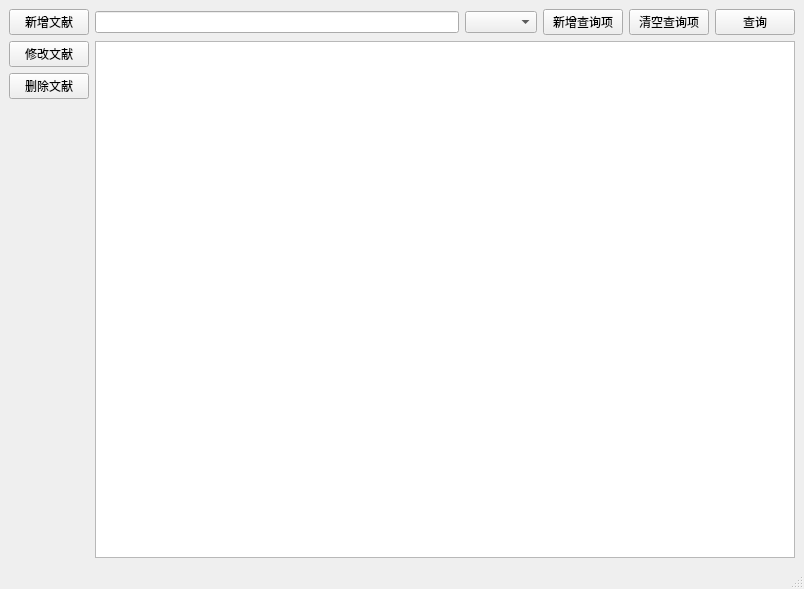
Above: UI/MainWindow.ui from cjhKA/DocumentManager before the change. Below: the same form after it.
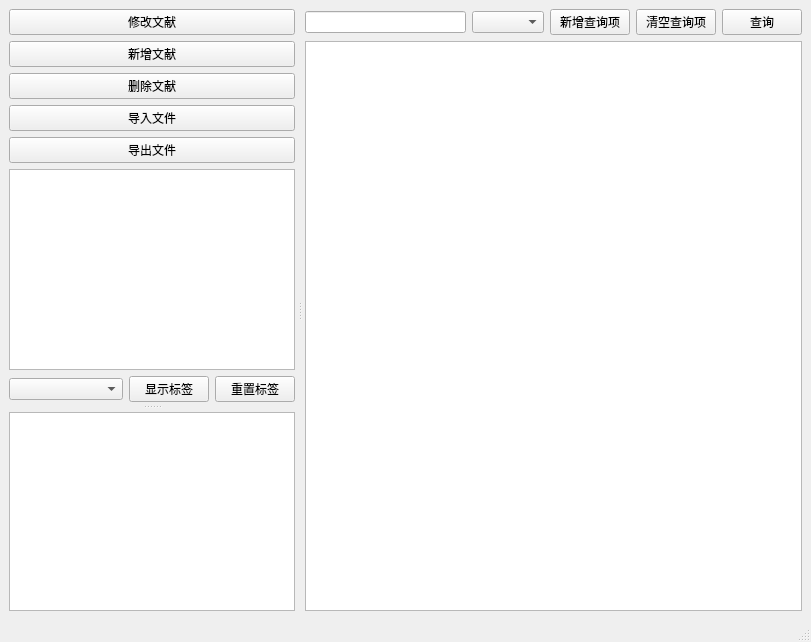
That is the form after the change.

Commit message: 添加label选取排序功能，修复导入bug

Patch:
```diff
--- a/UI/MainWindow.ui
+++ b/UI/MainWindow.ui
@@ -6,56 +6,129 @@
    <rect>
     <x>0</x>
     <y>0</y>
-    <width>804</width>
-    <height>589</height>
+    <width>811</width>
+    <height>642</height>
    </rect>
   </property>
   <property name="windowTitle">
    <string>MainWindow</string>
   </property>
   <widget class="QWidget" name="centralwidget">
-   <layout class="QHBoxLayout" name="horizontalLayout_3">
+   <layout class="QHBoxLayout" name="horizontalLayout_9">
     <item>
-     <layout class="QHBoxLayout" name="horizontalLayout">
-      <item>
-       <layout class="QVBoxLayout" name="verticalLayout">
+     <widget class="QSplitter" name="splitter_2">
+      <property name="orientation">
+       <enum>Qt::Horizontal</enum>
+      </property>
+      <property name="handleWidth">
+       <number>10</number>
+      </property>
+      <widget class="QWidget" name="verticalLayoutWidget_3">
+       <layout class="QVBoxLayout" name="verticalLayout_11">
         <item>
-         <widget class="QPushButton" name="btn_newDocument">
-          <property name="text">
-           <string>新增文献</string>
+         <layout class="QHBoxLayout" name="horizontalLayout_8">
+          <property name="rightMargin">
+           <number>0</number>
           </property>
-         </widget>
-        </item>
-        <item>
-         <widget class="QPushButton" name="btn_editDocument">
-          <property name="text">
-           <string>修改文献</string>
+          <property name="bottomMargin">
+           <number>0</number>
           </property>
-         </widget>
+          <item>
+           <layout class="QVBoxLayout" name="verticalLayout">
+            <property name="rightMargin">
+             <number>0</number>
+            </property>
+            <item>
+             <widget class="QPushButton" name="btn_editDocument">
+              <property name="text">
+               <string>修改文献</string>
+              </property>
+             </widget>
+            </item>
+            <item>
+             <widget class="QPushButton" name="btn_newDocument">
+              <property name="text">
+               <string>新增文献</string>
+              </property>
+             </widget>
+            </item>
+            <item>
+             <widget class="QPushButton" name="btn_deleteDocument">
+              <property name="text">
+               <string>删除文献</string>
+              </property>
+             </widget>
+            </item>
+            <item>
+             <widget class="QPushButton" name="btn_inportDocument">
+              <property name="text">
+               <string>导入文件</string>
+              </property>
+             </widget>
+            </item>
+            <item>
+             <widget class="QPushButton" name="btn_exportDocument">
+              <property name="text">
+               <string>导出文件</string>
+              </property>
+             </widget>
+            </item>
+           </layout>
+          </item>
+         </layout>
         </item>
         <item>
-         <widget class="QPushButton" name="btn_deleteDocument">
-          <property name="text">
-           <string>删除文献</string>
-          </property>
-         </widget>
-        </item>
-        <item>
-         <spacer name="verticalSpacer">
+         <widget class="QSplitter" name="splitter">
           <property name="orientation">
            <enum>Qt::Vertical</enum>
           </property>
-          <property name="sizeHint" stdset="0">
-           <size>
-            <width>20</width>
-            <height>40</height>
-           </size>
+          <property name="handleWidth">
+           <number>10</number>
           </property>
-         </spacer>
+          <widget class="QWidget" name="verticalLayoutWidget_2">
+           <layout class="QVBoxLayout" name="verticalLayout_10">
+            <item>
+             <widget class="QListWidget" name="listWidget_labelshow"/>
+            </item>
+            <item>
+             <layout class="QHBoxLayout" name="horizontalLayout_3">
+              <property name="topMargin">
+               <number>0</number>
+              </property>
+              <item>
+               <widget class="QComboBox" name="comboBox_selectlabel">
+                <property name="sizePolicy">
+                 <sizepolicy hsizetype="Expanding" vsizetype="Fixed">
+                  <horstretch>0</horstretch>
+                  <verstretch>0</verstretch>
+                 </sizepolicy>
+                </property>
+               </widget>
+              </item>
+              <item>
+               <widget class="QPushButton" name="pushButton_showlabel">
+                <property name="text">
+                 <string>显示标签</string>
+                </property>
+               </widget>
+              </item>
+              <item>
+               <widget class="QPushButton" name="pushButton_clearlabel">
+                <property name="text">
+                 <string>重置标签</string>
+                </property>
+               </widget>
+              </item>
+             </layout>
+            </item>
+           </layout>
+          </widget>
+          <widget class="QListWidget" name="listWidget_category"/>
+         </widget>
         </item>
        </layout>
-      </item>
-      <item>
+      </widget>
+      <widget class="QWidget" name="layoutWidget">
        <layout class="QVBoxLayout" name="verticalLayout_2">
         <item>
          <layout class="QHBoxLayout" name="horizontalLayout_2">
@@ -92,8 +165,8 @@
          <widget class="QTableWidget" name="table_document"/>
         </item>
        </layout>
-      </item>
-     </layout>
+      </widget>
+     </widget>
     </item>
    </layout>
   </widget>
```
The commit also changes 7 other files.
